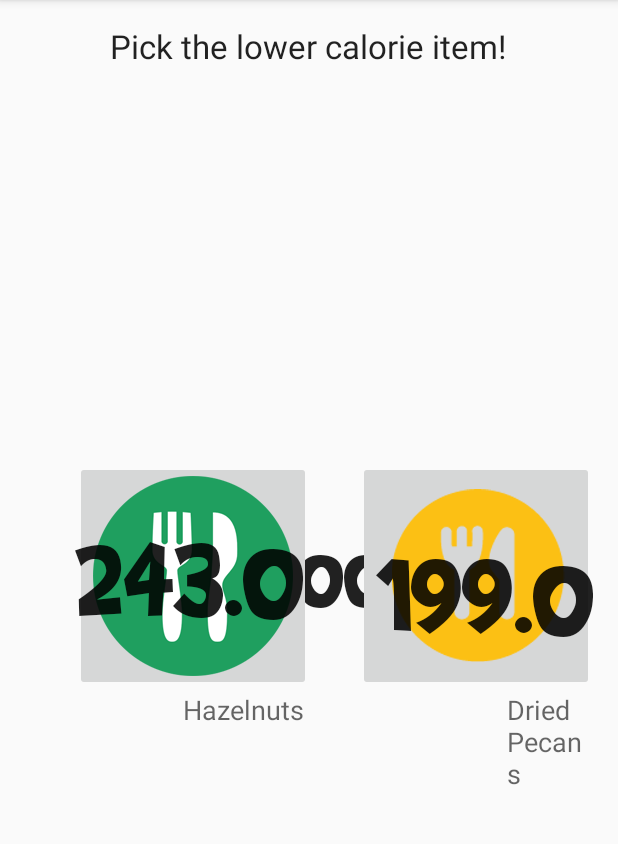
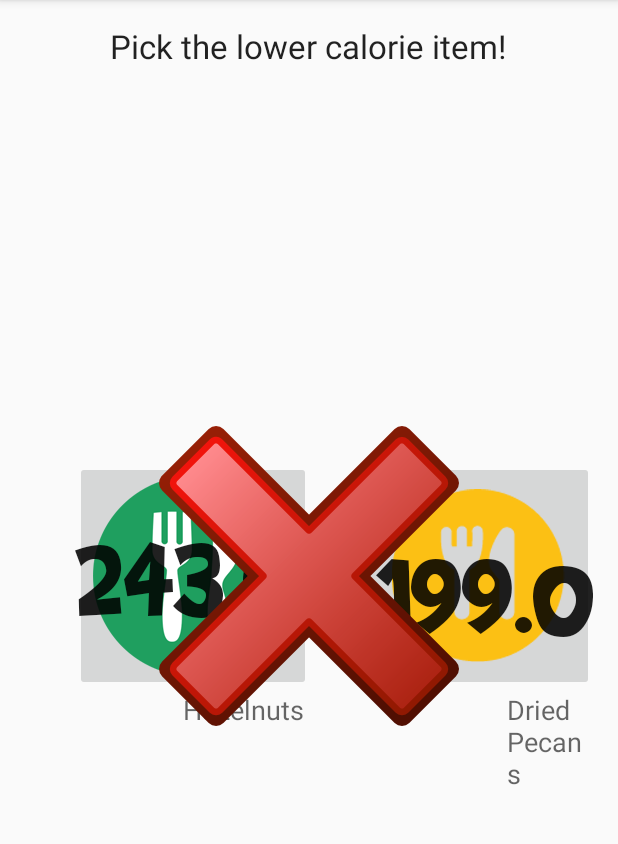
Before and after one commit to vinnychan/thefoodisright, an Android app: the screen it shows after launch (MainActivity), after a tap on an icon or button, on a phone screen of 412 x 824 dp, the part 84-928 px from its top. Run offline under Robolectric (Android 15) with nearby library versions, the phone set to English and light mode, and no system bars.

Commit message:
added check and cross overlays

```diff
--- a/app/src/main/java/me/vinnychan/thefoodisright/MainActivity.java
+++ b/app/src/main/java/me/vinnychan/thefoodisright/MainActivity.java
@@ -9,6 +9,7 @@ import android.view.Menu;
 import android.view.MenuItem;
 import android.view.View;
 import android.widget.ImageButton;
+import android.widget.ImageView;
 import android.widget.TextView;
 import android.widget.Toast;
 
@@ -21,6 +22,7 @@ public class MainActivity extends ActionBarActivity {
 
     public List<Food> foodList;
     ImageButton foodButton1, foodButton2;
+    ImageView checkImage, crossImage;
 
     SoundPool soundPool;
     int correct = -1;
@@ -50,6 +52,8 @@ public class MainActivity extends ActionBarActivity {
         scoreText = (TextView) findViewById(R.id.scoreText);
         calorieText1 = (TextView) findViewById(R.id.calorieText1);
         calorieText2 = (TextView) findViewById(R.id.calorieText2);
+        checkImage = (ImageView) findViewById(R.id.checkImage);
+        crossImage = (ImageView) findViewById(R.id.crossImage);
 
         setVolumeControlStream(AudioManager.STREAM_MUSIC);
         soundPool = new SoundPool(2, AudioManager.STREAM_MUSIC, 0);
@@ -60,6 +64,9 @@ public class MainActivity extends ActionBarActivity {
         calorieText1.setTypeface(face);
         calorieText2.setTypeface(face);
         scoreText.setTypeface(face);
+
+        checkImage.setAlpha(0);
+        crossImage.setAlpha(0);
 
 
         inputStream = getResources().openRawResource(R.raw.legumes);
@@ -74,10 +81,16 @@ public class MainActivity extends ActionBarActivity {
                     score += 100;
 
                     soundPool.play(correct, 1, 1, 0, 0, 1);
+                    checkImage.setAlpha(255);
+                    checkImage.setVisibility(View.VISIBLE);
+                    checkImage.postDelayed(hide3, 2000);
 
                 } else {
                     score -= 100;
                     soundPool.play(wrong, 1, 1, 0, 0, 1);
+                    crossImage.setAlpha(255);
+                    crossImage.setVisibility(View.VISIBLE);
+                    crossImage.postDelayed(hide4, 2000);
                 }
 
 
@@ -95,9 +108,15 @@ public class MainActivity extends ActionBarActivity {
                 if (foodList.get(food2).getCalorie() < foodList.get(food1).getCalorie()) {
                     score += 100;
                     soundPool.play(correct, 1, 1, 0, 0, 1);
+                    checkImage.setAlpha(255);
+                    checkImage.setVisibility(View.VISIBLE);
+                    checkImage.postDelayed(hide3, 2000);
                 } else {
                     score -= 100;
                     soundPool.play(wrong, 1, 1, 0, 0, 1);
+                    crossImage.setAlpha(255);
+                    crossImage.setVisibility(View.VISIBLE);
+                    crossImage.postDelayed(hide4, 2000);
                 }
                 setCalorie();
                 calorieText1.setVisibility(View.VISIBLE);
@@ -120,6 +139,20 @@ public class MainActivity extends ActionBarActivity {
         @Override
         public void run() {
             calorieText2.setVisibility(View.GONE);
+        }
+    };
+
+    Runnable hide3 = new Runnable() {
+        @Override
+        public void run() {
+            checkImage.setVisibility(View.GONE);
+        }
+    };
+
+    Runnable hide4 = new Runnable() {
+        @Override
+        public void run() {
+            crossImage.setVisibility(View.GONE);
         }
     };
 
--- a/app/src/main/res/layout/activity_main.xml
+++ b/app/src/main/res/layout/activity_main.xml
@@ -96,4 +96,20 @@
         android:layout_alignEnd="@+id/foodText2"
         android:textSize="80sp" />
 
+    <ImageView
+        android:layout_width="wrap_content"
+        android:layout_height="wrap_content"
+        android:id="@+id/checkImage"
+        android:layout_centerVertical="true"
+        android:layout_centerHorizontal="true"
+        android:src="@drawable/check" />
+
+    <ImageView
+        android:layout_width="wrap_content"
+        android:layout_height="wrap_content"
+        android:id="@+id/crossImage"
+        android:layout_centerVertical="true"
+        android:layout_centerHorizontal="true"
+        android:src="@drawable/cross" />
+
 </RelativeLayout>
```
Also changed, not shown: app/src/main/res/drawable-hdpi/check.png (added), app/src/main/res/drawable-hdpi/cross.png (added).
